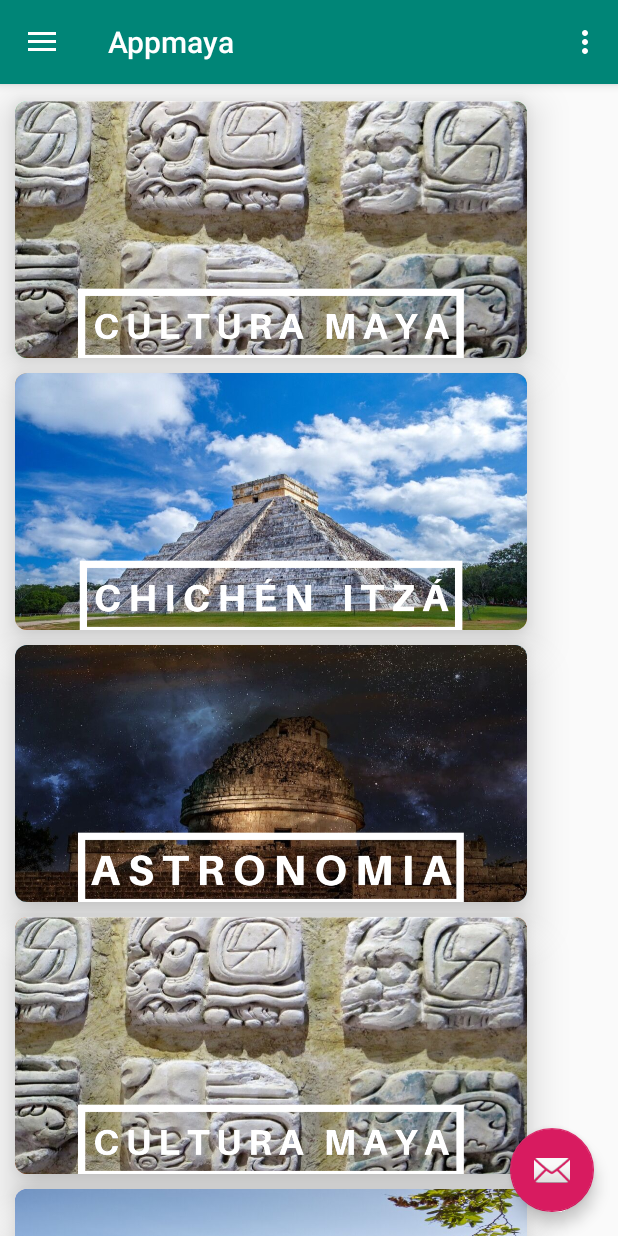
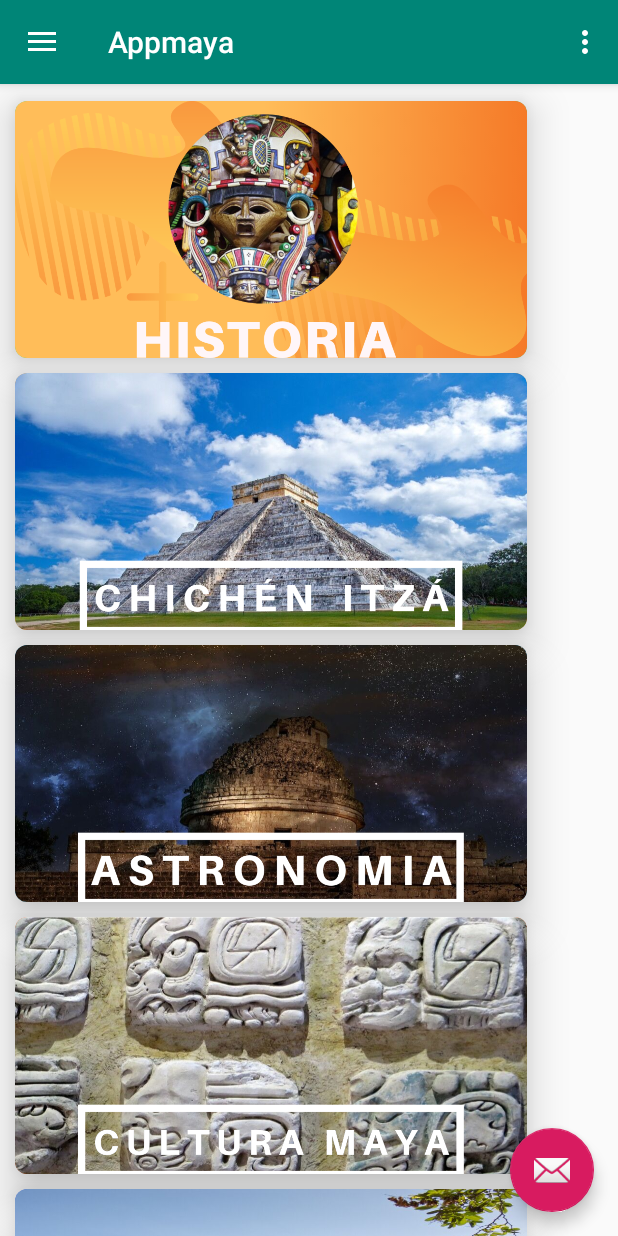
Before and after one commit to marijoip/Appmaya, an Android app: the screen it shows after launch (MainActivity), on a phone screen of 412 x 824 dp. Run offline under Robolectric (Android 15) with nearby library versions, the phone set to English and light mode, and no system bars.

Commit message:
a ver checa xd

```diff
--- a/app/src/main/res/layout/app_bar_main.xml
+++ b/app/src/main/res/layout/app_bar_main.xml
@@ -68,7 +68,7 @@
                         android:layout_height="193dp"
                         android:layout_marginLeft="-240dp"
                         android:layout_marginRight="16dp"
-                    app:srcCompat="@drawable/cul" />
+                    app:srcCompat="@drawable/historia" />
 
                 </androidx.cardview.widget.CardView>
 
--- a/build.gradle
+++ b/build.gradle
@@ -7,7 +7,7 @@ buildscript {
 
     }
     dependencies {
-        classpath 'com.android.tools.build:gradle:3.4.2'
+        classpath 'com.android.tools.build:gradle:3.5.0'
 
         // NOTE: Do not place your application dependencies here; they belong
         // in the individual module build.gradle files
```
Also changed, not shown: app/src/main/res/drawable-v24/historia.png (added), gradle/wrapper/gradle-wrapper.properties.
